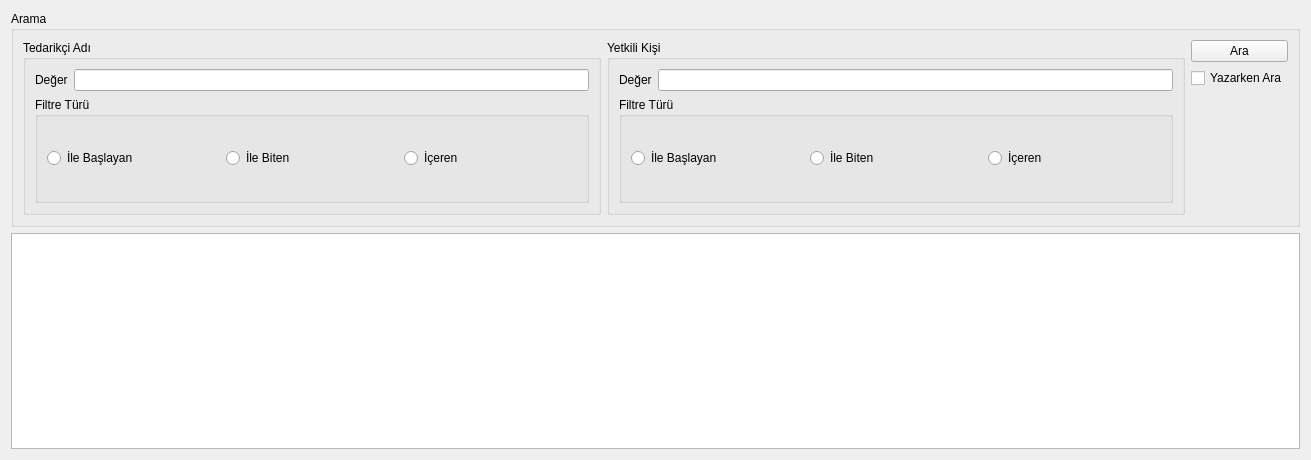
Qt form UI/ListeFormlari/tmotedarikcilistewidget.ui (onur35iii/TeknolojiMarketiOtomasyonu) before a commit.
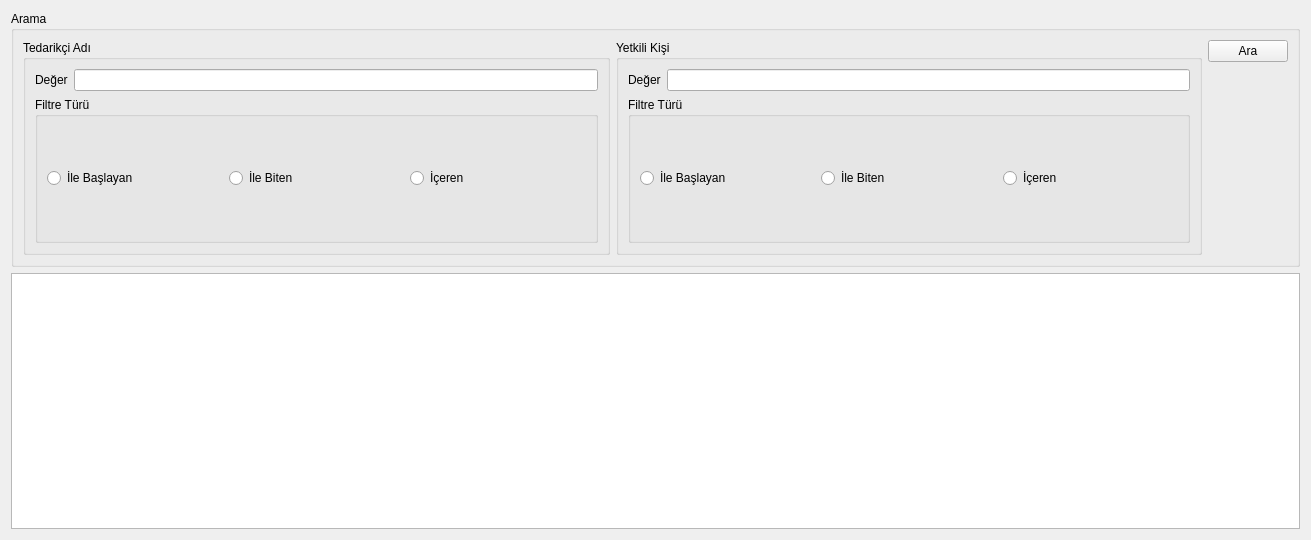
The same form after that commit.

The edit to the form file:
```diff
--- a/UI/ListeFormlari/tmotedarikcilistewidget.ui
+++ b/UI/ListeFormlari/tmotedarikcilistewidget.ui
@@ -7,7 +7,7 @@
     <x>0</x>
     <y>0</y>
     <width>1311</width>
-    <height>460</height>
+    <height>540</height>
    </rect>
   </property>
   <property name="windowTitle">
@@ -135,13 +135,6 @@
           </property>
          </widget>
         </item>
-        <item>
-         <widget class="QCheckBox" name="cbYazarkenAra">
-          <property name="text">
-           <string>Yazarken Ara</string>
-          </property>
-         </widget>
-        </item>
         <item>
          <spacer name="verticalSpacer">
           <property name="orientation">
```
Left out of the diff: 134 changed lines with no effect on the pictures.
